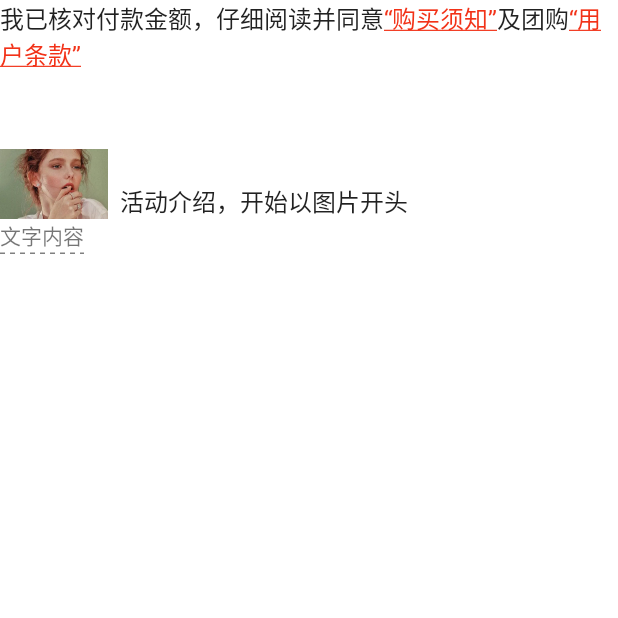
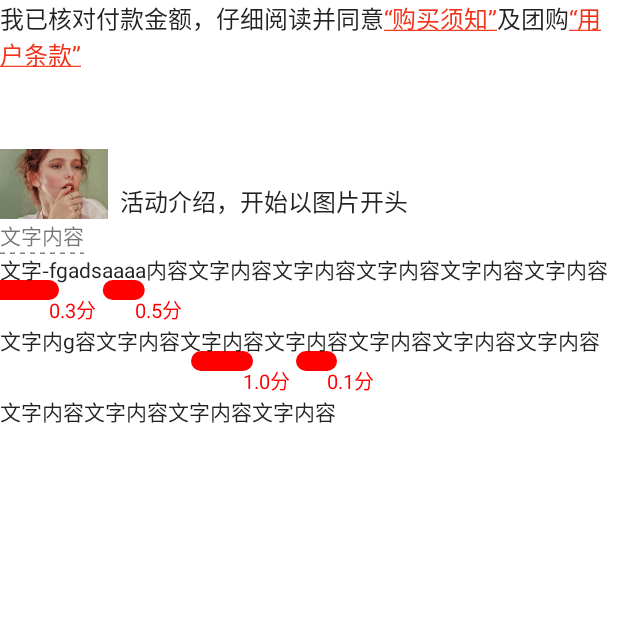
Before and after one commit to SunHongLi/Sun, an Android app: the WidgetActivity screen opened directly, with no data from a screen before it, on a phone screen of 412 x 824 dp, the top half of it. Run offline under Robolectric (Android 15) with nearby library versions, the phone set to English and light mode, and no system bars.

Commit message:
下划线注脚TextView

```diff
--- a/app/src/main/java/com/hl/sun/ui/activity/WidgetActivity.kt
+++ b/app/src/main/java/com/hl/sun/ui/activity/WidgetActivity.kt
@@ -5,6 +5,8 @@ import android.widget.Toast
 import androidx.appcompat.app.AppCompatActivity
 import com.hl.sun.R
 import com.hl.sun.ui.widget.AutoLinkStyleTextView
+import com.hl.sun.ui.widget.TextLineInfo
+import com.hl.sun.ui.widget.UnderLineNoteTextView
 
 /**
  * Function:自定义控件展示
@@ -29,6 +31,13 @@ class WidgetActivity : AppCompatActivity() {
         }
         tvStartImage = findViewById(R.id.tv_start_image)
         tvStartImage?.setStartImageText(tvStartImage?.text)
+
+
+        val infos = arrayListOf(
+            TextLineInfo(0, 3, "0.3分"), TextLineInfo(9, 11, "0.5分"),
+            TextLineInfo(44, 46, "1.0分"), TextLineInfo(49, 50, "0.1分")
+        )
+        findViewById<UnderLineNoteTextView>(R.id.note_tv_underline).setUnderInfo(infos)
     }
 
 }
--- /dev/null
+++ b/app/src/main/java/com/hl/sun/ui/widget/TextLineInfo.kt
@@ -0,0 +1,9 @@
+package com.hl.sun.ui.widget
+
+/**
+ * Function:下划线起始点和注脚信息
+ * Date:2023/3/2
+ * Author: sunHL
+ */
+class TextLineInfo(var lineStart: Int = 0, var lineEnd: Int = 0, var note: String? = null) {
+}
--- /dev/null
+++ b/app/src/main/java/com/hl/sun/ui/widget/UnderLineNoteTextView.java
@@ -0,0 +1,166 @@
+package com.hl.sun.ui.widget;
+
+import android.content.Context;
+import android.content.res.TypedArray;
+import android.graphics.Canvas;
+import android.graphics.Paint;
+import android.graphics.Rect;
+import android.text.Layout;
+import android.text.TextPaint;
+import android.util.AttributeSet;
+
+import androidx.appcompat.widget.AppCompatTextView;
+
+import com.hl.sun.R;
+
+import java.util.ArrayList;
+import java.util.Collection;
+import java.util.Iterator;
+
+/**
+ * 参考：https://github.com/lixiaote/UnderLineTextView
+ * 次参考：https://github.com/zamberform/AnnotationTextAndroid
+ * Date:2023/3/2
+ * Author: sunHL
+ */
+
+public class UnderLineNoteTextView extends AppCompatTextView {
+    private ArrayList<TextLineInfo> mInfos = new ArrayList<>();
+    private Rect mRect;
+    private Paint mPaint;
+    private TextPaint mTxtPaint;
+    private int mUnderLineColor;
+    private int mNoteTxtColor;
+    private float mUnderLineWidth;
+    private float mNoteTopMargin = 0;
+    private float mNoteTextSize = 20;
+
+    public UnderLineNoteTextView(Context context) {
+        this(context, null, 0);
+    }
+
+    public UnderLineNoteTextView(Context context, AttributeSet attrs) {
+        this(context, attrs, 0);
+    }
+
+    public UnderLineNoteTextView(Context context, AttributeSet attrs, int defStyleAttr) {
+        super(context, attrs, defStyleAttr);
+        init(context, attrs, defStyleAttr);
+    }
+
+    private void init(Context context, AttributeSet attrs, int defStyleAttr) {
+        //获取自定义属性
+        TypedArray array = context.obtainStyledAttributes(attrs, R.styleable.UnderlinedTextView, defStyleAttr, 0);
+        mUnderLineColor = array.getColor(R.styleable.UnderlinedTextView_underlineColor, 0xFFFF0000);
+        mNoteTxtColor = array.getColor(R.styleable.UnderlinedTextView_noteTextColor, 0xFFFF0000);
+        mUnderLineWidth = array.getDimension(R.styleable.UnderlinedTextView_underlineWidth, 20);
+        mNoteTopMargin = array.getDimension(R.styleable.UnderlinedTextView_noteTopMargin, 20);
+        mNoteTextSize = array.getDimension(R.styleable.UnderlinedTextView_noteTextSize, 20);
+
+        //行间距
+        setLineSpacing(mNoteTextSize + mNoteTopMargin, 1F);
+        setPadding(getLeft(), getTop(), getRight(), getBottom());
+
+        array.recycle();
+
+        mRect = new Rect();
+        mPaint = new Paint(Paint.ANTI_ALIAS_FLAG);
+        mPaint.setStrokeCap(Paint.Cap.ROUND);
+        mPaint.setStyle(Paint.Style.STROKE);
+        mPaint.setColor(mUnderLineColor);
+        mPaint.setStrokeWidth(mUnderLineWidth);
+
+        //注脚画笔
+        mTxtPaint = new TextPaint(Paint.ANTI_ALIAS_FLAG);
+        mTxtPaint.setColor(mNoteTxtColor);
+        mTxtPaint.setTextSize(mNoteTextSize);
+    }
+
+    @Override
+    protected void onDraw(Canvas canvas) {
+        //得到TextView显示有多少行
+        int count = getLineCount();
+        //得到TextView的布局
+        final Layout layout = getLayout();
+        final float getRight = getRight();
+
+        float x_start = 0, x_stop = 0, x_diff;
+        int firstCharInLine, lastCharInLine;
+
+        //遍历每一行
+        for (int i = 0; i < count; i++) {
+            //getLineBounds得到这一行的外包矩形,这个字符的顶部Y坐标就是rect的top 底部Y坐标就是rect的bottom
+            int baseline = getLineBounds(i, mRect);
+            // mRect.bottom+=mLineTopMargin;
+            //返回指定行开头的文本偏移量(就是每行首字在全部文本中排第几个字)（0&hellip；getLineCount()）。如果指定的行数等于行数，则返回文本的长度。
+            firstCharInLine = layout.getLineStart(i);
+            //返回指定  行上最后一个字符后的文本偏移量。
+            lastCharInLine = layout.getLineEnd(i);
+
+            Iterator<TextLineInfo> iterator = mInfos.iterator();
+            while (iterator.hasNext()) {
+                x_start = 0;
+                x_stop = 0;
+                TextLineInfo info = iterator.next();
+                int lineStart = info.getLineStart();
+                int lineEnd = info.getLineEnd();
+                if (lineEnd <= firstCharInLine) {
+                    //删掉上边行已经展示完的数据，可少遍历
+                    //iterator.remove();
+                } else {
+                    if (lineStart < lastCharInLine && lineEnd >= firstCharInLine) {
+                        x_start = layout.getPrimaryHorizontal(Math.max(lineStart, firstCharInLine));
+                        int endNum = Math.min(lineEnd, lastCharInLine);
+                        x_stop = (endNum == lastCharInLine) ? layout.getLineRight(i) : layout.getPrimaryHorizontal(endNum);
+                    }
+
+
+                    if (x_stop > 0) {
+                        float bottomY = baseline + mUnderLineWidth / 2 + 2;
+                        canvas.drawLine(x_start, bottomY, x_stop, bottomY, mPaint);
+                        if (lineEnd <= lastCharInLine) {//断行的不画注脚
+                            ///绘制注脚
+                            String txt = info.getNote();
+                            //计算当前行能不能放得下
+                            float txtWidth = mTxtPaint.measureText(txt);
+                            float txtEndX = ((getRight - txtWidth) < x_stop) ? getRight : (x_stop + txtWidth);
+                            float txtStartX = txtEndX - txtWidth;
+                            canvas.drawText(txt, txtStartX, baseline + mNoteTextSize + mNoteTopMargin, mTxtPaint);
+                        }
+                    }
+
+                }
+            }
+        }
+        super.onDraw(canvas);
+    }
+
+    public int getUnderLineColor() {
+        return mUnderLineColor;
+    }
+
+    public void setUnderLineColor(int mColor) {
+        this.mUnderLineColor = mColor;
+        invalidate();
+    }
+
+    @Override
+    public void setPadding(int left, int top, int right, int bottom) {
+        super.setPadding(left, top, right, bottom + (int) mNoteTopMargin + (int) mUnderLineWidth);
+    }
+
+    public float getUnderlineWidth() {
+        return mUnderLineWidth;
+    }
+
+    public void setUnderlineWidth(float mStrokeWidth) {
+        this.mUnderLineWidth = mStrokeWidth;
+        invalidate();
+    }
+
+    public void setUnderInfo(Collection<TextLineInfo> infos) {
+        mInfos.clear();
+        mInfos.addAll(infos);
+        invalidate();
+    }
+}
--- a/app/src/main/res/layout/activity_widget.xml
+++ b/app/src/main/res/layout/activity_widget.xml
@@ -29,4 +29,11 @@
         android:text="文字内容"
         app:tips="弹窗内容"
         app:title="弹窗标题" />
+
+    <com.hl.sun.ui.widget.UnderLineNoteTextView
+        android:id="@+id/note_tv_underline"
+        android:layout_width="match_parent"
+        android:layout_height="wrap_content"
+        android:text="文字-fgadsaaaa内容文字内容文字内容文字内容文字内容文字内容文字内g容文字内容文字内容文字内容文字内容文字内容文字内容文字内容文字内容文字内容文字内容"
+        android:textSize="14dp" />
 </LinearLayout>
--- a/app/src/main/res/values/attrs.xml
+++ b/app/src/main/res/values/attrs.xml
@@ -24,4 +24,18 @@
         <attr name="dash" format="boolean"/>
     </declare-styleable>
 
+
+    <declare-styleable name="UnderlinedTextView">
+        <!--下划线宽度-->
+        <attr name="underlineWidth" format="dimension" />
+        <!--下划线颜色-->
+        <attr name="underlineColor" format="color" />
+        <!--注脚文字颜色-->
+        <attr name="noteTextColor" format="color" />
+        <!--注脚文字大小-->
+        <attr name="noteTextSize" format="dimension" />
+        <!--注脚距离文字距离-->
+        <attr name="noteTopMargin" format="dimension" />
+    </declare-styleable>
+
 </resources>
```
